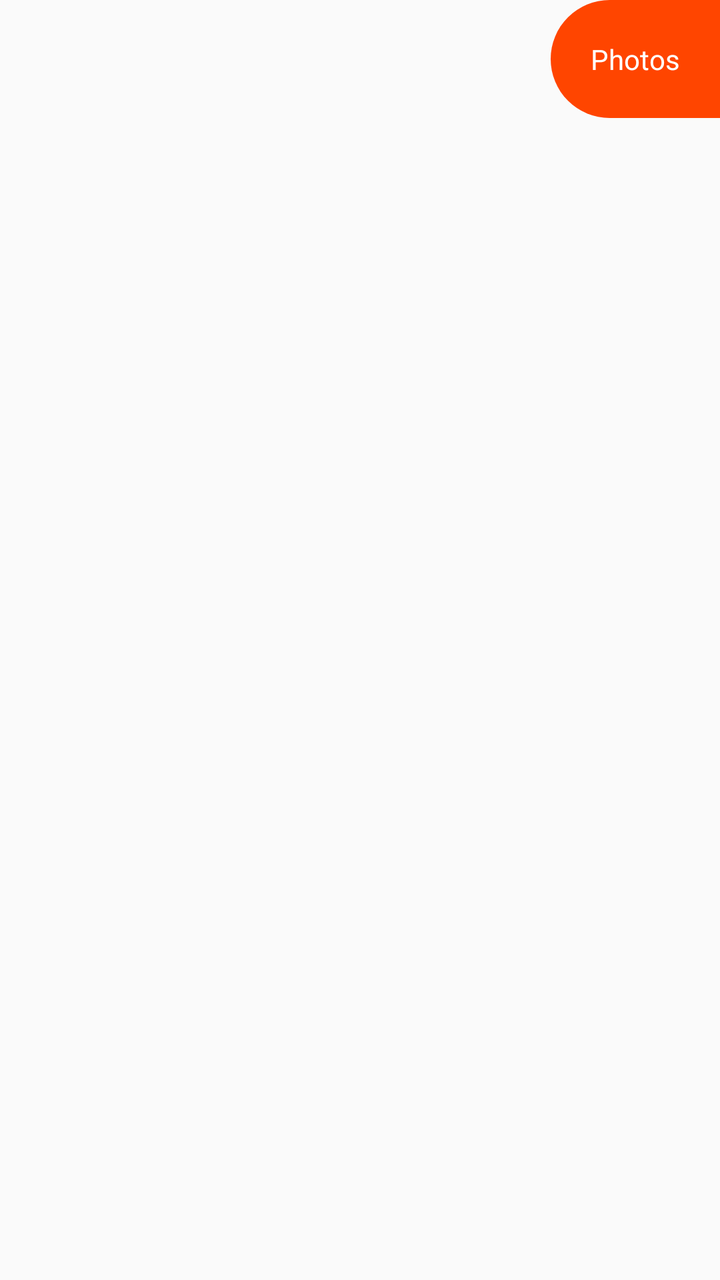
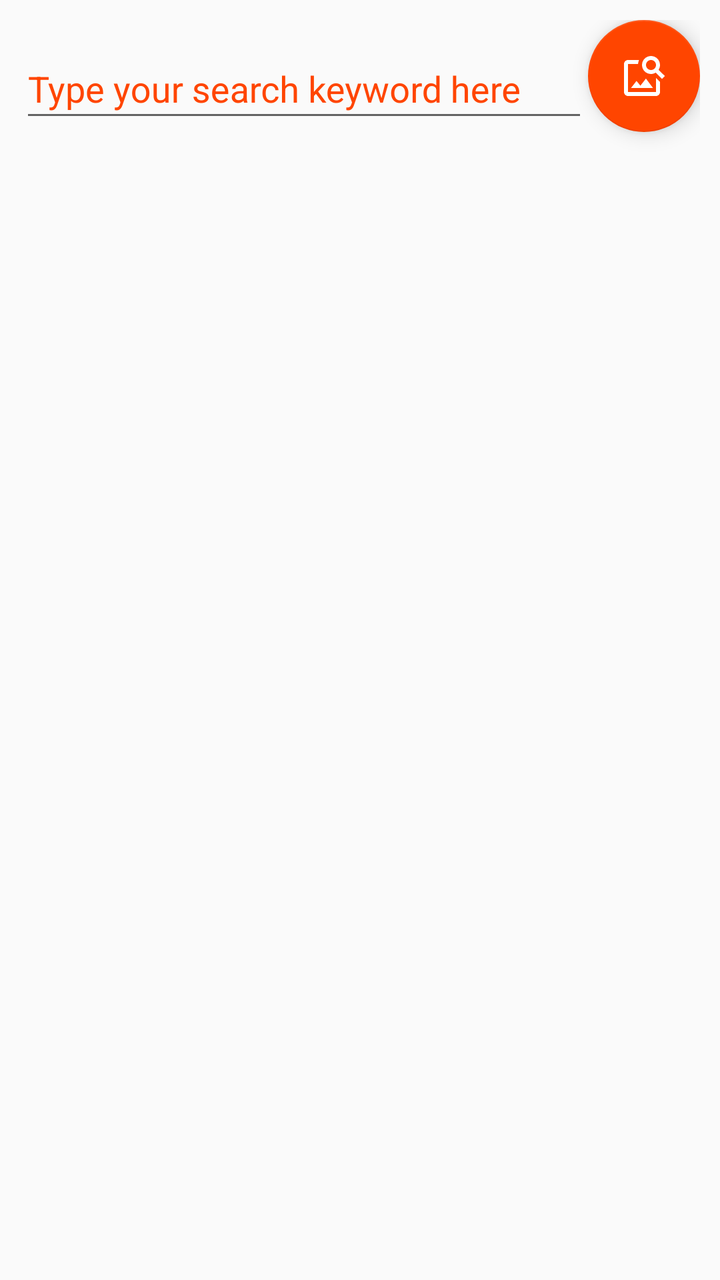

Two renders of the same Android screen: before a commit and after it. Below are the layout's source before the change and the commit's diff.
<!-- AndroidManifest.xml: application theme AppTheme -->
<!-- res/layout/fragment_photos.xml -->
<?xml version="1.0" encoding="utf-8"?>
<androidx.constraintlayout.widget.ConstraintLayout
    xmlns:android="http://schemas.android.com/apk/res/android"
    xmlns:app="http://schemas.android.com/apk/res-auto"
    android:layout_width="match_parent"
    android:layout_height="match_parent">

    <TextView
        android:id="@+id/photosTitleTextView"
        android:padding="@dimen/home_body_padding"
        android:background="@drawable/shape_rounded_left_orange"
        app:layout_constraintTop_toTopOf="parent"
        app:layout_constraintRight_toRightOf="parent"
        android:textColor="@color/white"
        android:text="@string/menu_photos"
        android:layout_width="wrap_content"
        android:layout_height="wrap_content"/>


</androidx.constraintlayout.widget.ConstraintLayout>
<!-- resources referenced by this layout -->
<resources>
  <color name="white">#FFFFFF</color>
  <dimen name="home_body_padding">20dp</dimen>
  <!-- drawable shape_rounded_left_orange (drawable) -->
  <?xml version="1.0" encoding="utf-8"?>
  <shape xmlns:android="http://schemas.android.com/apk/res/android">
      <corners android:topLeftRadius="30dp"
          android:topRightRadius="0dp"
          android:bottomLeftRadius="30dp"
          android:bottomRightRadius="0dp" />
      <solid android:color="@color/orange_reddit" />
  </shape>
  <string name="menu_photos">Photos</string>
  <style name="AppTheme" parent="Theme.AppCompat.Light.NoActionBar">
          <item name="colorPrimary">@color/orange_reddit</item>
          <item name="fontFamily">sans-serif</item>
      </style>
  <color name="orange_reddit">#FF4500</color>
</resources>

<!-- the commit's change to res/layout/fragment_photos.xml (unified diff, before → after) -->
@@ -2,19 +2,92 @@
 <androidx.constraintlayout.widget.ConstraintLayout
     xmlns:android="http://schemas.android.com/apk/res/android"
     xmlns:app="http://schemas.android.com/apk/res-auto"
+    android:padding="10dp"
     android:layout_width="match_parent"
     android:layout_height="match_parent">
 
-    <TextView
-        android:id="@+id/photosTitleTextView"
+    <com.google.android.material.textfield.TextInputLayout
+        android:id="@+id/photosTextInputLayout"
+        app:layout_constraintLeft_toLeftOf="parent"
+        app:layout_constraintTop_toTopOf="parent"
+        app:layout_constraintRight_toLeftOf="@id/photosSearchImageButton"
+        app:layout_constraintBottom_toBottomOf="@id/photosSearchImageButton"
+        android:layout_width="0dp"
+        android:layout_height="0dp"
+        android:hint="@string/photos_search_hint"
+        app:hintTextColor="@color/orange_reddit"
+        app:boxStrokeColor="@color/orange_reddit"
+        app:helperTextTextColor="@color/orange_reddit"
+        android:textColorHint="@color/orange_reddit"
+        app:errorEnabled="false">
+
+        <EditText
+            android:id="@+id/photosSearchEditText"
+            android:layout_width="match_parent"
+            android:layout_height="match_parent"
+            android:maxLines="1"
+            android:textColor="@color/black"
+            android:textColorHint="@color/black" />
+
+    </com.google.android.material.textfield.TextInputLayout>
+
+    <com.google.android.material.floatingactionbutton.FloatingActionButton
+        android:id="@+id/photosSearchImageButton"
         android:padding="@dimen/home_body_padding"
-        android:background="@drawable/shape_rounded_left_orange"
+        app:backgroundTint="@color/orange_reddit"
         app:layout_constraintTop_toTopOf="parent"
         app:layout_constraintRight_toRightOf="parent"
-        android:textColor="@color/white"
+        android:src="@drawable/ic_menu_image"
         android:text="@string/menu_photos"
         android:layout_width="wrap_content"
         android:layout_height="wrap_content"/>
 
+    <androidx.constraintlayout.widget.ConstraintLayout
+        android:id="@+id/photosPlaceholderView"
+        android:visibility="gone"
+        app:layout_constraintTop_toBottomOf="@id/photosTextInputLayout"
+        app:layout_constraintLeft_toLeftOf="parent"
+        app:layout_constraintRight_toRightOf="parent"
+        app:layout_constraintBottom_toBottomOf="parent"
+        android:layout_width="0dp"
+        android:layout_height="0dp">
+
+        <ImageView
+            android:id="@+id/photosPlaceholderIcon"
+            app:layout_constraintBottom_toTopOf="@id/photosPlaceholderGuideline"
+            app:layout_constraintLeft_toLeftOf="parent"
+            app:layout_constraintRight_toRightOf="parent"
+            android:src="@drawable/ic_search_off"
+            android:layout_width="40dp"
+            android:layout_height="40dp"/>
+
+        <androidx.constraintlayout.widget.Guideline
+            android:id="@+id/photosPlaceholderGuideline"
+            android:layout_width="wrap_content"
+            android:layout_height="wrap_content"
+            android:orientation="horizontal"
+            app:layout_constraintGuide_percent="0.5"/>
+
+        <TextView
+            android:id="@+id/photosPlaceholderText"
+            app:layout_constraintTop_toBottomOf="@id/photosPlaceholderGuideline"
+            app:layout_constraintLeft_toLeftOf="parent"
+            app:layout_constraintRight_toRightOf="parent"
+            android:textColor="@color/black"
+            android:textSize="@dimen/home_body_text_textSize"
+            android:layout_width="wrap_content"
+            android:layout_height="wrap_content"/>
+
+    </androidx.constraintlayout.widget.ConstraintLayout>
+
+    <androidx.recyclerview.widget.RecyclerView
+        android:id="@+id/photosRecyclerView"
+        app:layout_constraintTop_toBottomOf="@id/photosTextInputLayout"
+        app:layout_constraintLeft_toLeftOf="parent"
+        app:layout_constraintRight_toRightOf="parent"
+        app:layout_constraintBottom_toBottomOf="parent"
+        android:layout_width="0dp"
+        android:layout_height="0dp"/>
+
 
 </androidx.constraintlayout.widget.ConstraintLayout>
<!-- resource entries referenced after the edit -->
@@ -1,21 +1,37 @@
 <!-- resources referenced by this layout -->
 <resources>
-  <color name="white">#FFFFFF</color>
+  <color name="black">#000000</color>
+  <color name="orange_reddit">#FF4500</color>
   <dimen name="home_body_padding">20dp</dimen>
-  <!-- drawable shape_rounded_left_orange (drawable) -->
-  <?xml version="1.0" encoding="utf-8"?>
-  <shape xmlns:android="http://schemas.android.com/apk/res/android">
-      <corners android:topLeftRadius="30dp"
-          android:topRightRadius="0dp"
-          android:bottomLeftRadius="30dp"
-          android:bottomRightRadius="0dp" />
-      <solid android:color="@color/orange_reddit" />
-  </shape>
+  <dimen name="home_body_text_textSize">20dp</dimen>
+  <!-- drawable ic_menu_image (drawable) -->
+  <vector xmlns:android="http://schemas.android.com/apk/res/android"
+      android:width="24dp"
+      android:height="24dp"
+      android:viewportWidth="24"
+      android:viewportHeight="24">
+    <path
+        android:pathData="M18,13v7L4,20L4,6h5.02c0.05,-0.71 0.22,-1.38 0.48,-2L4,4c-1.1,0 -2,0.9 -2,2v14c0,1.1 0.9,2 2,2h14c1.1,0 2,-0.9 2,-2v-5l-2,-2zM16.5,18h-11l2.75,-3.53 1.96,2.36 2.75,-3.54zM19.3,8.89c0.44,-0.7 0.7,-1.51 0.7,-2.39C20,4.01 17.99,2 15.5,2S11,4.01 11,6.5s2.01,4.5 4.49,4.5c0.88,0 1.7,-0.26 2.39,-0.7L21,13.42 22.42,12 19.3,8.89zM15.5,9C14.12,9 13,7.88 13,6.5S14.12,4 15.5,4 18,5.12 18,6.5 16.88,9 15.5,9z"
+        android:fillColor="#ffffff"/>
+  </vector>
+  <!-- drawable ic_search_off (drawable) -->
+  <vector xmlns:android="http://schemas.android.com/apk/res/android"
+      android:width="36dp"
+      android:height="36dp"
+      android:viewportWidth="24"
+      android:viewportHeight="24">
+    <path
+        android:pathData="M15.5,14h-0.79l-0.28,-0.27C15.41,12.59 16,11.11 16,9.5C16,5.91 13.09,3 9.5,3C6.08,3 3.28,5.64 3.03,9h2.02C5.3,6.75 7.18,5 9.5,5C11.99,5 14,7.01 14,9.5S11.99,14 9.5,14c-0.17,0 -0.33,-0.03 -0.5,-0.05v2.02C9.17,15.99 9.33,16 9.5,16c1.61,0 3.09,-0.59 4.23,-1.57L14,14.71v0.79l5,4.99L20.49,19L15.5,14z"
+        android:fillColor="@color/orange_reddit"/>
+    <path
+        android:pathData="M6.47,10.82l-2.47,2.47l-2.47,-2.47l-0.71,0.71l2.47,2.47l-2.47,2.47l0.71,0.71l2.47,-2.47l2.47,2.47l0.71,-0.71l-2.47,-2.47l2.47,-2.47z"
+        android:fillColor="@color/orange_reddit"/>
+  </vector>
   <string name="menu_photos">Photos</string>
+  <string name="photos_search_hint">Type your search keyword here</string>
   <style name="AppTheme" parent="Theme.AppCompat.Light.NoActionBar">
           <item name="colorPrimary">@color/orange_reddit</item>
           <item name="fontFamily">sans-serif</item>
       </style>
-  <color name="orange_reddit">#FF4500</color>
 </resources>
 
